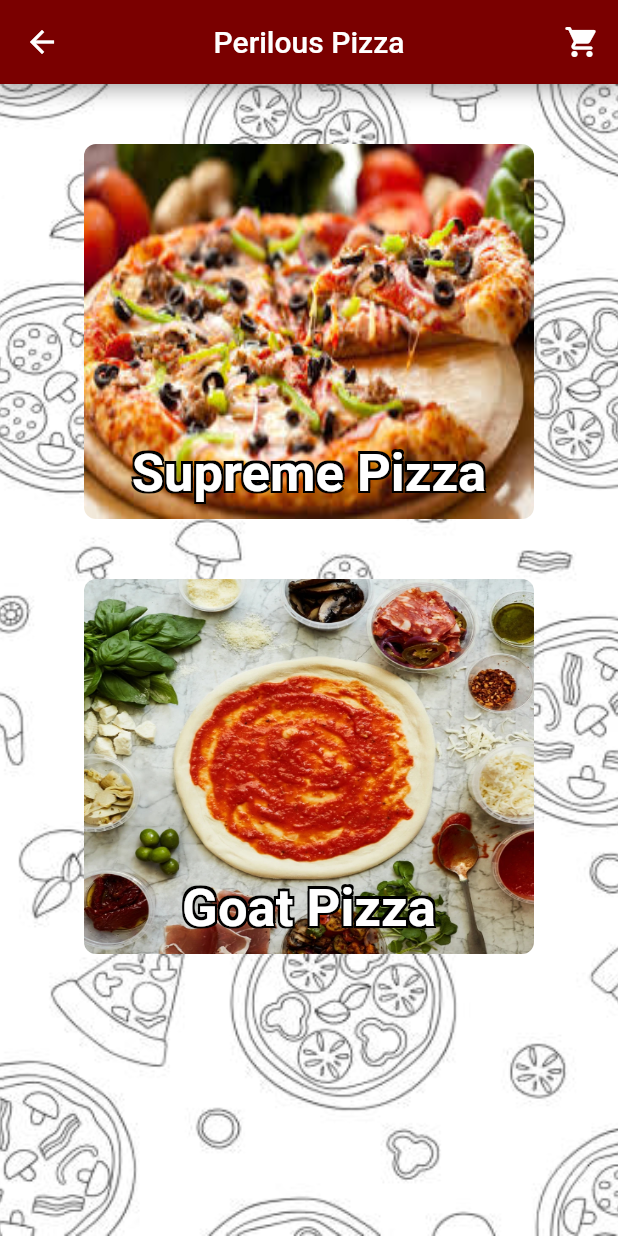
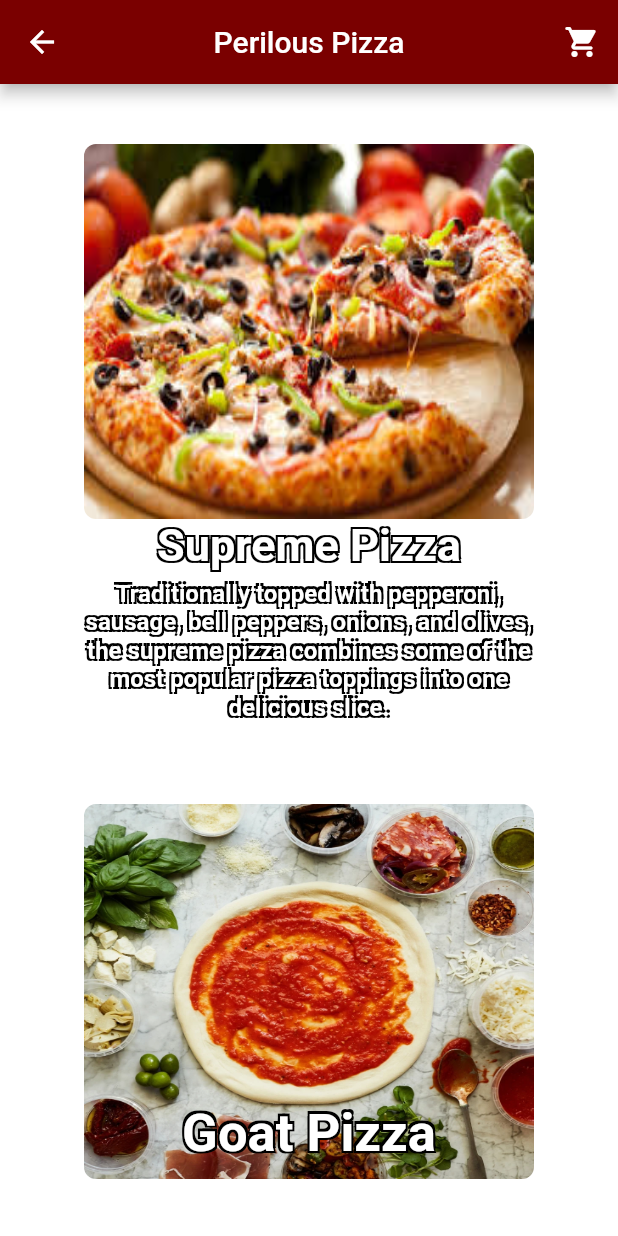
Before and after one commit to akhiljain99/PizzaApp, a Flutter app: the SpecialtyPizzasMenu screen opened by its route, on a phone screen of 412 x 824 dp. Run offline on Flutter 3.47's test engine with Material 2 defaults, Android fonts, the phone set to English and light mode, and no system bars.

Commit message:
Made the template for speciality pizza

```diff
--- a/lib/SpecialtyPizzas.dart
+++ b/lib/SpecialtyPizzas.dart
@@ -21,26 +21,26 @@ class SpecialtyPizzasMenu extends StatelessWidget {
             )
           ]),
       body: Container(
-        decoration: new BoxDecoration(
-          image: new DecorationImage(
-            image: new AssetImage('Assets/appBackground.jpg'),
-            fit: BoxFit.cover,
-          ),
-        ),
+        color: Colors.white,
         constraints: BoxConstraints.expand(),
         child: SingleChildScrollView(
           child: Column(
             mainAxisAlignment: MainAxisAlignment.spaceEvenly,
             children: <Widget>[
               Container(
+                width: 350.0,
+                height: 400.0,
                 margin: EdgeInsets.symmetric(vertical: 40.0),
                 child: FlatButton(
                   onPressed: () {
                     print('Specialty Pizzas has been clicked');
                     Navigator.pushNamed(context, '/SpecialtyPizzaPurchase');
                   },
-                  child: Stack(
+                  child: Column(
                     children: <Widget>[
+                      Row(
+                        mainAxisAlignment: MainAxisAlignment.center,
+                        children: [
                             Container(
                               child: ClipRRect(
                                 borderRadius: BorderRadius.circular(8.0),
@@ -52,15 +52,19 @@ class SpecialtyPizzasMenu extends StatelessWidget {
                                 ),
                               ),
                           ),
+                        ],
+                      ),
+                      Row(
+                        mainAxisAlignment: MainAxisAlignment.spaceEvenly,
+                        children: [
                           Container(
-                        height: 240,
+                            height: 40,
                             width: 300,
-                        alignment: Alignment.bottomCenter,
                             child: Text(
-                          'Supreme Pizza',
+                              "Supreme Pizza", textAlign: TextAlign.center,
                               style: TextStyle(
                                 color: Color.fromRGBO(255, 255, 255, 1),
-                            fontSize: 35,
+                                fontSize: 30,
                                 fontWeight: FontWeight.bold,
                                 shadows: [
                                   Shadow(
@@ -83,6 +87,45 @@ class SpecialtyPizzasMenu extends StatelessWidget {
                               ),
                             ),
                           ),
+                        ],
+                      ),
+                      Row(
+                        mainAxisAlignment: MainAxisAlignment.spaceEvenly,
+                        children: [
+                          Container(
+                            height: 100,
+                            width: 300,
+                            child: Text(
+                              'Traditionally topped with pepperoni, sausage, bell peppers, onions, and olives, the supreme pizza combines some of the most popular pizza toppings into one delicious slice.', textAlign: TextAlign.center,
+                              style: TextStyle(
+                                color: Color.fromRGBO(255, 255, 255, 1),
+                                fontSize: 16,
+                                fontWeight: FontWeight.bold,
+                                shadows: [
+                                  Shadow(
+                                      // bottomLeft
+                                      offset: Offset(-1.5, -1.5),
+                                      color: Colors.black),
+                                  Shadow(
+                                      // bottomRight
+                                      offset: Offset(1.5, -1.5),
+                                      color: Colors.black),
+                                  Shadow(
+                                      // topRight
+                                      offset: Offset(1.5, 1.5),
+                                      color: Colors.black),
+                                  Shadow(
+                                      // topLeft
+                                      offset: Offset(-1.5, 1.5),
+                                      color: Colors.black),
+                                ],
+                              ),
+                            ),
+                          ),
+                        ],
+                      )
+
+
                     ],
                   ),
                 ),
```
Lines whose indentation alone changed are shown as unchanged.
